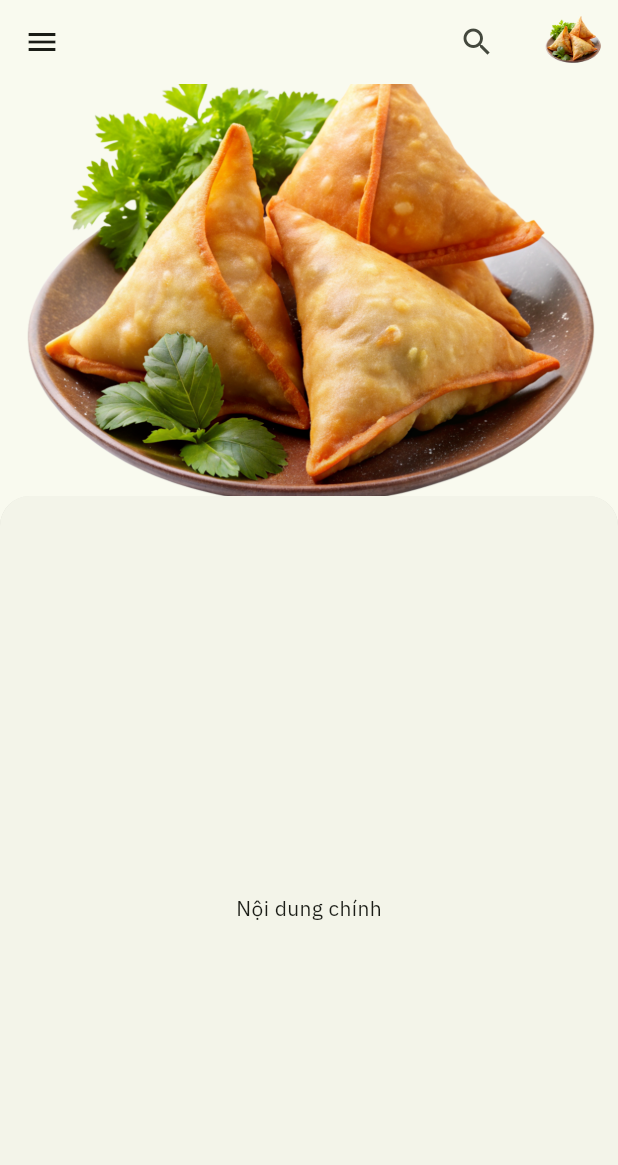
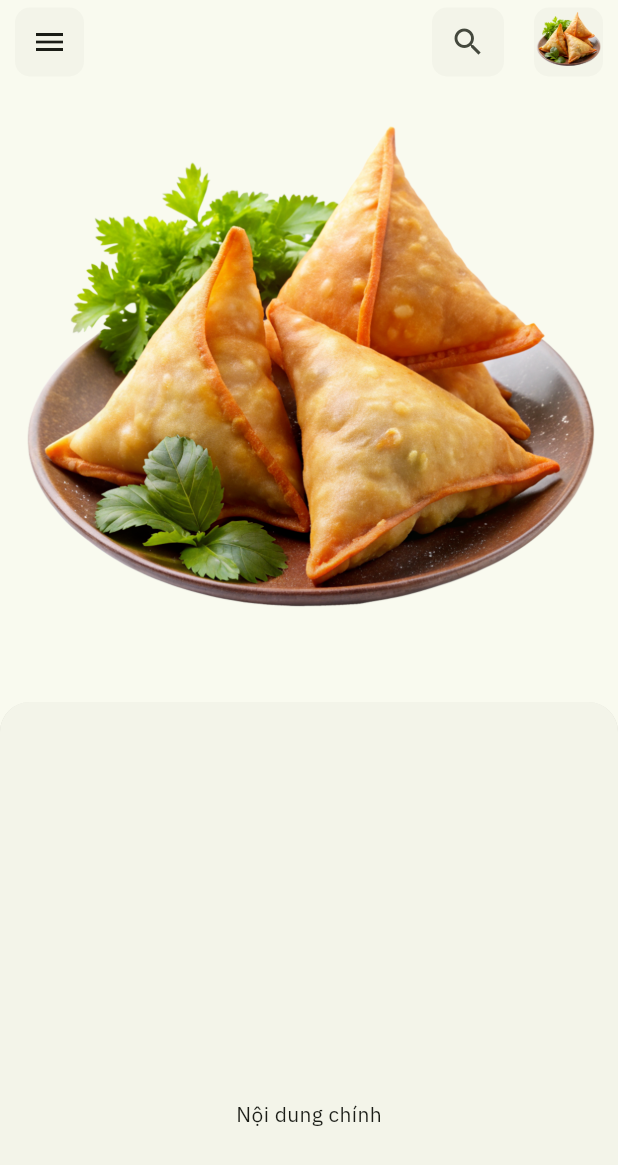
Before and after one commit to nphuonha2101/flutter_foods, a Flutter app: the screen it shows after launch, on a phone screen of 412 x 824 dp. Shown: the top 1165 px of the screen. Run offline on Flutter 3.47's test engine with Material 3 defaults, Android fonts, the phone set to English and light mode, and no system bars; drawn by our look-alikes of flutter_zoom_drawer; our stand-ins replace flutter_dotenv, google_fonts, shared_preferences.

Commit message:
#6 - feat: enhance app bar ui

```diff
--- a/lib/presentation/screens/home_screen.dart
+++ b/lib/presentation/screens/home_screen.dart
@@ -36,7 +36,7 @@ class _HomeScreenState extends State<HomeScreen> {
         body: CustomScrollView(
           slivers: <Widget>[
             SliverAppBar(
-              expandedHeight: MediaQuery.of(context).size.height / 3,
+              expandedHeight: MediaQuery.of(context).size.height * 1 / 2,
               floating: true,
               pinned: false,
               snap: true,
--- a/lib/presentation/widgets/appbar_normal.dart
+++ b/lib/presentation/widgets/appbar_normal.dart
@@ -24,29 +24,41 @@ class _AppbarNormalState extends State<AppbarNormal> {
           backgroundColor: Colors.transparent,
           title: Text(title),
           elevation: 0,
-          leading: IconButton(
+          leading: Padding(
+            padding: const EdgeInsets.only(left: 10.0, top: 5, bottom: 5),
+            child: Material(
+              color: Theme.of(context).colorScheme.surfaceContainerLow,
+              borderRadius: const BorderRadius.all(Radius.circular(10)),
+              child: IconButton(
                 icon: const Icon(Icons.menu),
                 onPressed: () {
                   ZoomDrawer.of(context)!.toggle();
                 },
               ),
+            ),
+          ),
           actions: [
             Padding(
-              padding: const EdgeInsets.only(right: 20.0),
+                padding: const EdgeInsets.only(right: 20.0, top: 5, bottom: 5),
+                child: Material(
+                  color: Theme.of(context).colorScheme.surfaceContainerLow,
+                  borderRadius: const BorderRadius.all(Radius.circular(10)),
                   child: IconButton(
                     icon: const Icon(Icons.search),
                     onPressed: () {},
                   ),
-            ),
+                )),
             Padding(
-              padding: const EdgeInsets.only(right: 10.0),
-              child: ClipRRect(
-                borderRadius: const BorderRadius.all(Radius.circular(5)),
+              padding: const EdgeInsets.only(right: 10.0, top: 5, bottom: 5),
+              child: Material(
+                color: Theme.of(context).colorScheme.surfaceContainerLow,
+                borderRadius: const BorderRadius.all(Radius.circular(10)),
+                child: AspectRatio(
+                  aspectRatio: 1,
                   child: Image.asset(
                     "assets/images/food_delivery.png",
-                  width: 40,
-                  height: 40,
                     fit: BoxFit.cover,
+                  ),
                 ),
               ),
             ),
```
Lines whose indentation alone changed are shown as unchanged.
